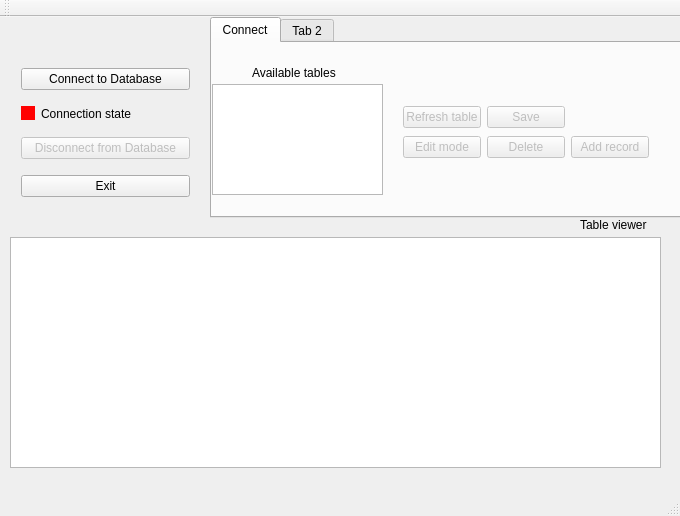
Old version of the form mainwindow.ui in the repository palucki/leauge-explorer.
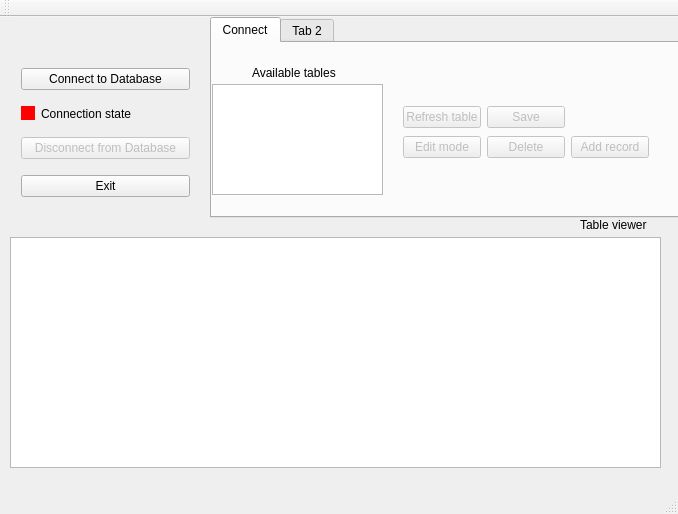
New version of the form.

What changed in the file:
```diff
--- a/mainwindow.ui
+++ b/mainwindow.ui
@@ -9,8 +9,8 @@
    <rect>
     <x>0</x>
     <y>0</y>
-    <width>680</width>
-    <height>516</height>
+    <width>678</width>
+    <height>514</height>
    </rect>
   </property>
   <property name="windowTitle">
```
Left out of the diff: 2 changed lines with no effect on the pictures.
